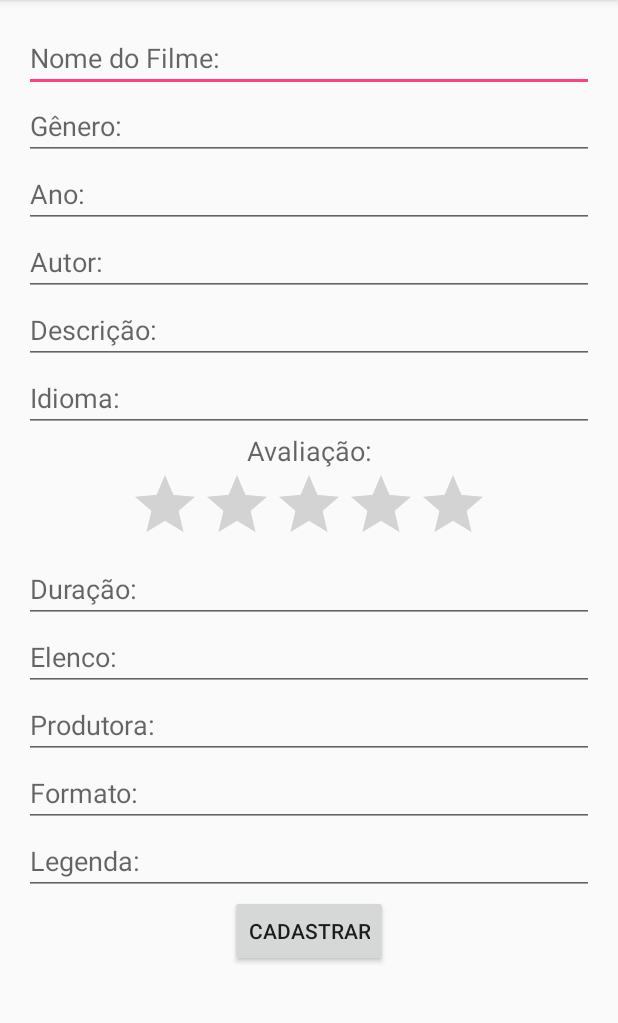
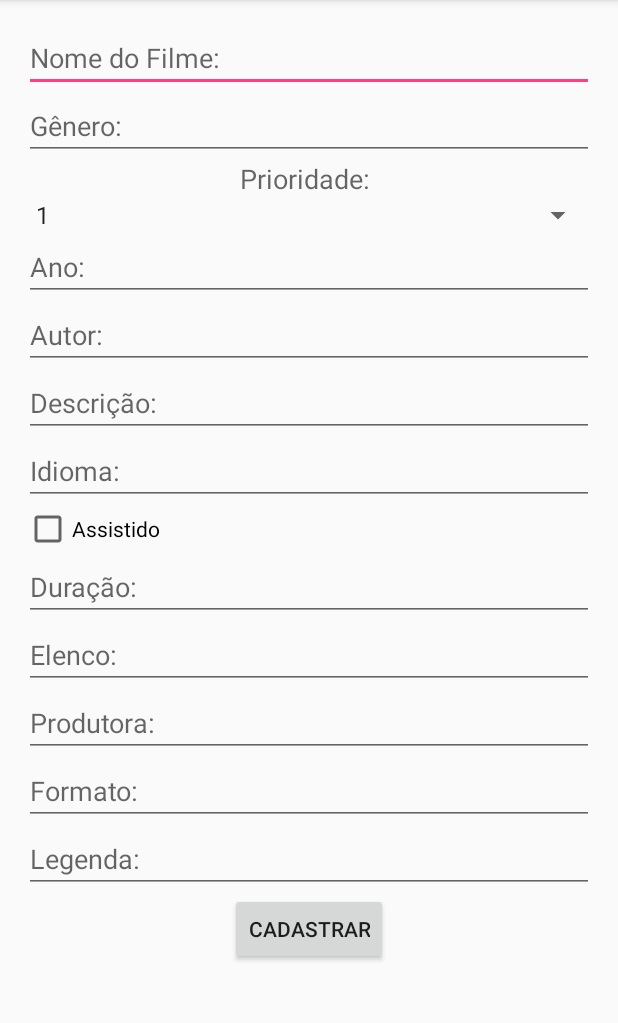
Before and after one commit to brenohq/seen.me, an Android app: the TelaCadastraFilme screen opened directly, with no data from a screen before it, on a phone screen of 412 x 824 dp, the part 84-1107 px from its top. Run offline under Robolectric (Android 15) with nearby library versions, the light colour scheme and no system bars; 1 statement that could not run was skipped.

Commit message:
Funcionando depois de completa reestruturação.

```diff
--- a/app/src/main/java/com/example/breno/seenme/Filme.java
+++ b/app/src/main/java/com/example/breno/seenme/Filme.java
@@ -1,6 +1,8 @@
 package com.example.breno.seenme;
 
-public class Filme extends ItemCultural {
+import java.io.Serializable;
+
+public class Filme extends ItemCultural implements Serializable{
     private String duracao;
     private String elenco;
     private String produtora;
@@ -14,6 +16,10 @@ public class Filme extends ItemCultural {
 
     public String getDuracao() {
         return duracao;
+    }
+
+    public String getLegenda(){
+        return legenda;
     }
 
     public void setDuracao(String duracao) {
--- a/app/src/main/java/com/example/breno/seenme/ListaDeItens.java
+++ /dev/null
@@ -1,14 +0,0 @@
-package com.example.breno.seenme;
-
-import android.app.Activity;
-
-import java.util.ArrayList;
-import java.util.List;
-
-public class ListaDeItens extends Activity {
-    private List<ItemCultural> listaDeItensCulturais = new ArrayList<>();
-
-    public List<ItemCultural> getListaDeItens(){
-        return listaDeItensCulturais;
-    }
-}
--- a/app/src/main/java/com/example/breno/seenme/Livro.java
+++ b/app/src/main/java/com/example/breno/seenme/Livro.java
@@ -1,6 +1,8 @@
 package com.example.breno.seenme;
 
-public class Livro extends ItemCultural {
+import java.io.Serializable;
+
+public class Livro extends ItemCultural implements Serializable{
     private int numeroDePaginas;
     private String dataDaPublicacao;
     private String tipoDeCapa;
@@ -8,7 +10,7 @@ public class Livro extends ItemCultural {
     private String editora;
 
 
-    public Livro() {
+    public Livro(){
     }
 
     public int getNumeroDePaginas() {
--- a/app/src/main/java/com/example/breno/seenme/UsaLista.java
+++ /dev/null
@@ -1,11 +0,0 @@
-package com.example.breno.seenme;
-
-public interface UsaLista {
-    void cadastrar(ItemCultural item);
-
-    void buscar(String titulo);
-
-    void remover(String titulo);
-
-    void imprimir();
-}
--- a/app/src/main/res/layout/activity_tela_cadastra_filme.xml
+++ b/app/src/main/res/layout/activity_tela_cadastra_filme.xml
@@ -7,7 +7,7 @@
     android:paddingLeft="@dimen/activity_horizontal_margin"
     android:paddingRight="@dimen/activity_horizontal_margin"
     android:paddingTop="@dimen/activity_vertical_margin"
-    tools:context="com.example.breno.novocurso.telaCadastraFilme">
+    tools:context=".TelaCadastraFilme">
 
     <ScrollView xmlns:android="http://schemas.android.com/apk/res/android"
         android:layout_width="match_parent"
@@ -17,7 +17,7 @@
         <LinearLayout
             android:orientation="vertical"
             android:layout_width="match_parent"
-            android:layout_height="match_parent"
+            android:layout_height="wrap_content"
             android:layout_alignParentLeft="true"
             android:layout_alignParentStart="true"
             android:layout_alignParentTop="true">
@@ -33,6 +33,21 @@
                 android:layout_height="wrap_content"
                 android:id="@+id/genero"
                 android:hint="Gênero:" />
+
+            <TextView
+                android:layout_width="wrap_content"
+                android:layout_height="wrap_content"
+                android:textAppearance="?android:attr/textAppearanceMedium"
+                android:text="Prioridade: "
+                android:id="@+id/textView2"
+                android:layout_gravity="center_horizontal" />
+
+            <Spinner
+                android:layout_width="match_parent"
+                android:layout_height="wrap_content"
+                android:id="@+id/spinnerFilme"
+                android:entries="@array/valoresSpinner"
+                android:prompt="@string/tituloSpinner" />
 
             <EditText
                 android:layout_width="match_parent"
@@ -58,19 +73,19 @@
                 android:id="@+id/idioma"
                 android:hint="Idioma:" />
 
-            <TextView
-                android:layout_width="match_parent"
+            <CheckBox
+                android:layout_width="fill_parent"
                 android:layout_height="wrap_content"
-                android:textAppearance="?android:attr/textAppearanceMedium"
-                android:text="Avaliação:"
-                android:id="@+id/textoAvaliacao"
-                android:gravity="center_horizontal" />
+                android:text="Assistido"
+                android:id="@+id/checkBoxFilme"
+                android:layout_gravity="left|center_horizontal" />
 
             <RatingBar
                 android:layout_width="wrap_content"
                 android:layout_height="wrap_content"
                 android:id="@+id/avaliacao"
-                android:layout_gravity="center_horizontal" />
+                android:layout_gravity="center_horizontal"
+                android:visibility="gone" />
 
             <EditText
                 android:layout_width="match_parent"
--- a/app/src/main/res/layout/content_main.xml
+++ b/app/src/main/res/layout/content_main.xml
@@ -9,8 +9,7 @@
     android:paddingRight="@dimen/activity_horizontal_margin"
     android:paddingTop="@dimen/activity_vertical_margin"
     app:layout_behavior="@string/appbar_scrolling_view_behavior"
-    tools:context="com.example.breno.seenme.MainActivity"
-    tools:showIn="@layout/activity_main">
+    tools:context="com.example.breno.seenme.MainActivity">
 
     <TextView
         android:layout_width="wrap_content"
--- a/app/src/main/res/values/strings.xml
+++ b/app/src/main/res/values/strings.xml
@@ -1,4 +1,20 @@
 <resources>
     <string name="app_name">seen.me</string>
     <string name="action_settings">Settings</string>
+
+    <string name="tituloSpinner">Escolha a prioridade: </string>
+
+    <string-array name="valoresSpinner">
+        <item>1</item>
+        <item>2</item>
+        <item>3</item>
+        <item>4</item>
+        <item>5</item>
+        <item>6</item>
+        <item>7</item>
+        <item>8</item>
+        <item>9</item>
+        <item>10</item>
+    </string-array>
+
 </resources>
```
Also changed, not shown: app/src/main/java/com/example/breno/seenme/ItemCultural.java (+9 -43 lines), app/src/main/java/com/example/breno/seenme/MainActivity.java (+19 -1 lines), app/src/main/java/com/example/breno/seenme/TelaCadastraFilme.java (+23 -15 lines), app/src/main/java/com/example/breno/seenme/TelaCadastraLivro.java (+22 -12 lines), app/src/main/java/com/example/breno/seenme/TelaCadastrados.java (+73 -4 lines), app/src/main/res/layout/activity_tela_cadastra_livro.xml (+25 -9 lines), app/src/main/res/layout/activity_tela_cadastrados.xml (+8 -3 lines).
